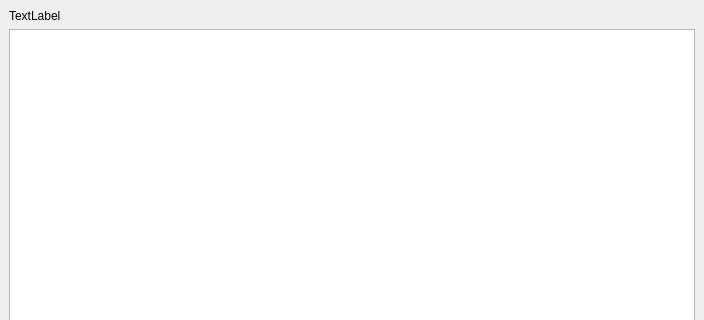
First picture: the form in imagewatcher.ui, repository Igorjan94/ImageWatcher, before the edit; both pictures show x 0 to 704 and y 0 to 320 of the 704 by 529 pixel window.
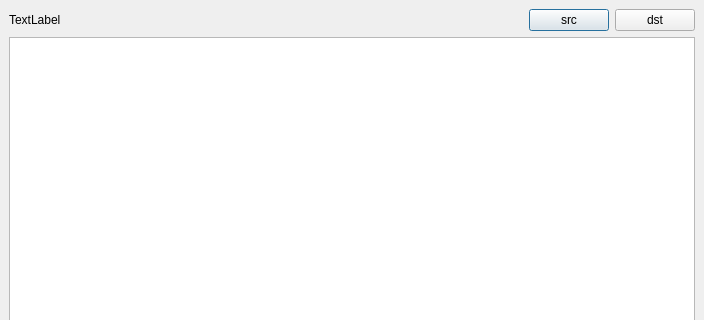
Second picture: the form after the edit.

Commit message: added src and dst buttons

Patch:
```diff
--- a/imagewatcher.ui
+++ b/imagewatcher.ui
@@ -30,6 +30,8 @@
     <number>9</number>
    </property>
    <item>
+    <layout class="QHBoxLayout" name="horizontalLayout">
+     <item>
     <widget class="QLabel" name="name">
      <property name="sizePolicy">
       <sizepolicy hsizetype="Minimum" vsizetype="Preferred">
@@ -43,6 +45,37 @@
     </widget>
    </item>
    <item>
+      <widget class="QPushButton" name="pushButton">
+       <property name="sizePolicy">
+        <sizepolicy hsizetype="Fixed" vsizetype="Fixed">
+         <horstretch>0</horstretch>
+         <verstretch>0</verstretch>
+        </sizepolicy>
+       </property>
+       <property name="text">
+        <string>src</string>
+       </property>
+      </widget>
+     </item>
+     <item>
+      <widget class="QPushButton" name="pushButton_2">
+       <property name="sizePolicy">
+        <sizepolicy hsizetype="Fixed" vsizetype="Fixed">
+         <horstretch>0</horstretch>
+         <verstretch>0</verstretch>
+        </sizepolicy>
+       </property>
+       <property name="layoutDirection">
+        <enum>Qt::LeftToRight</enum>
+       </property>
+       <property name="text">
+        <string>dst</string>
+       </property>
+      </widget>
+     </item>
+    </layout>
+   </item>
+   <item>
     <layout class="QVBoxLayout" name="verticalLayout">
      <item>
       <widget class="QGraphicsView" name="image"/>
```
Left out of the diff: 39 changed lines with no effect on the pictures. Lines whose indentation alone changed are shown as unchanged. The commit also changes 2 other files.
